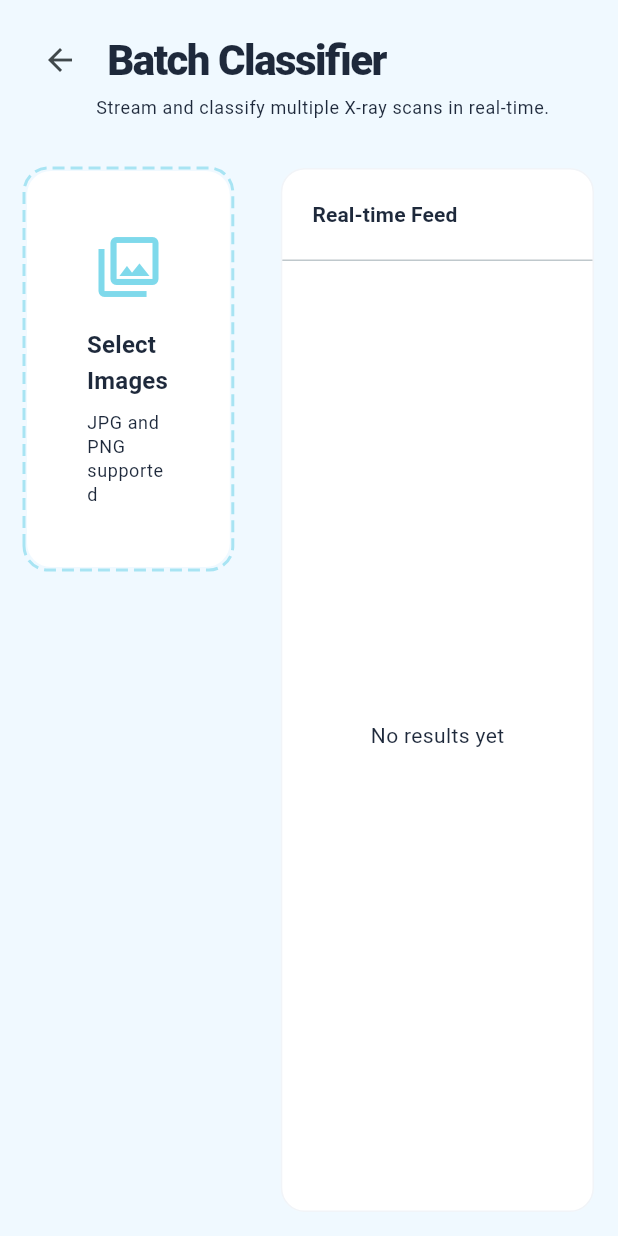
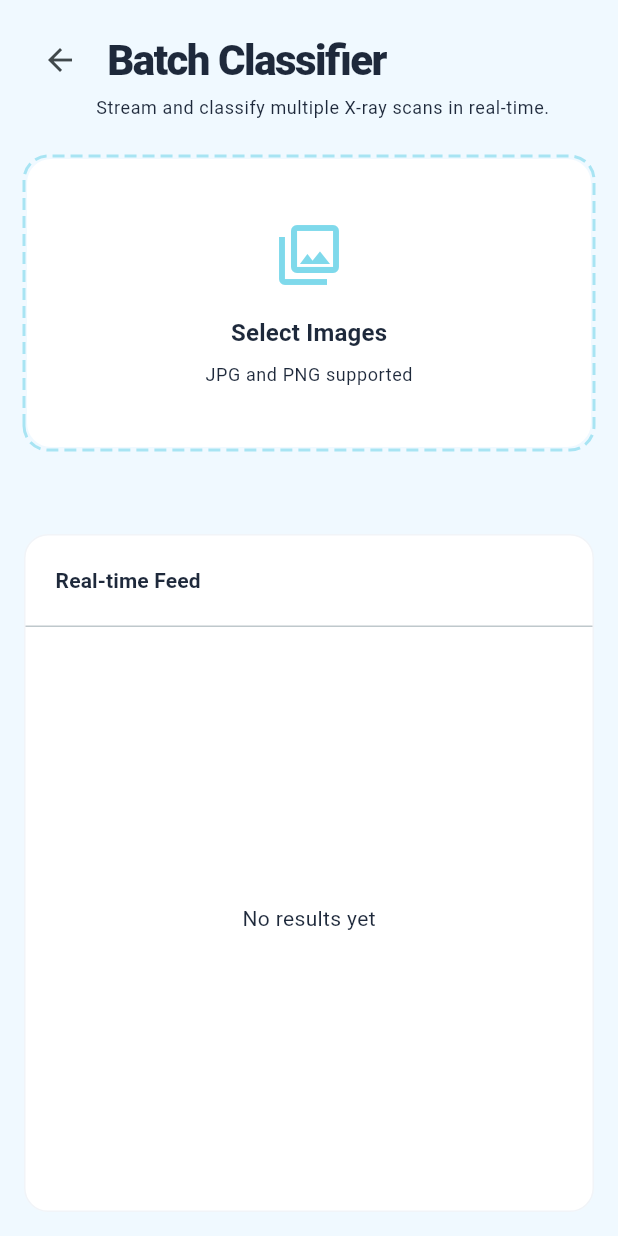
Before and after one commit to joshanjohn/CXC-FYP-Griffith, a Flutter app: the BatchPredictionPage screen opened by its route, on a phone screen of 412 x 824 dp. Run offline on Flutter 3.47's test engine with Material 3 defaults, Android fonts, the phone set to English and light mode, and no system bars; drawn by our look-alikes of dotted_border; our stand-ins replace camera, file_picker, fl_chart, flutter_dotenv, flutter_screenutil, flutter_secure_storage and 3 more; missing offline and left inert: dart:js_interop, desktop_drop; accounts and stored records are empty; Roboto replaces fonts that are missing (Outfit).

Commit message:
(fix) mobile view for batch prediction

```diff
--- a/frontend/lib/features/prediction/view/pages/batch_prediction_page.dart
+++ b/frontend/lib/features/prediction/view/pages/batch_prediction_page.dart
@@ -192,6 +192,7 @@ class _BatchPredictionPageState extends State<BatchPredictionPage> {
   Widget build(BuildContext context) {
     final theme = Theme.of(context);
     final isDark = theme.brightness == Brightness.dark;
+    final isMobile = ResponsiveHelper.isMobile(context);
 
     return Scaffold(
       body: SafeArea(
@@ -201,9 +202,25 @@ class _BatchPredictionPageState extends State<BatchPredictionPage> {
             crossAxisAlignment: CrossAxisAlignment.start,
             children: [
               _buildHeader(theme),
-              const SizedBox(height: 32),
+              const SizedBox(height: 24),
               Expanded(
-                child: Row(
+                child: isMobile
+                    ? Column(
+                        children: [
+                          _buildUploadArea(isDark, theme),
+                          const SizedBox(height: 16),
+                          if (_selectedFiles.isNotEmpty)
+                            _buildControlPanel(theme),
+                          const SizedBox(height: 16),
+                          if (_aggregation.isNotEmpty)
+                            _buildAggregationStats(theme),
+                          const SizedBox(height: 24),
+                          Expanded(
+                            child: _buildResultsList(theme, isDark),
+                          ),
+                        ],
+                      )
+                    : Row(
                         crossAxisAlignment: CrossAxisAlignment.start,
                         children: [
                           // Left Side: Upload & Control
@@ -223,7 +240,10 @@ class _BatchPredictionPageState extends State<BatchPredictionPage> {
                           ),
                           const SizedBox(width: 32),
                           // Right Side: Real-time Results
-                    Expanded(flex: 3, child: _buildResultsList(theme, isDark)),
+                          Expanded(
+                            flex: 3,
+                            child: _buildResultsList(theme, isDark),
+                          ),
                         ],
                       ),
               ),
@@ -235,16 +255,19 @@ class _BatchPredictionPageState extends State<BatchPredictionPage> {
   }
 
   Widget _buildHeader(ThemeData theme) {
+    final canPop = Navigator.canPop(context);
     return Column(
       crossAxisAlignment: CrossAxisAlignment.start,
       children: [
         Row(
           children: [
+            if (canPop) ...[
               IconButton(
                 onPressed: () => Navigator.pop(context),
                 icon: const Icon(Icons.arrow_back),
               ),
               const SizedBox(width: 8),
+            ],
             Text(
               'Batch Classifier',
               style: theme.textTheme.headlineMedium?.copyWith(
@@ -255,7 +278,7 @@ class _BatchPredictionPageState extends State<BatchPredictionPage> {
           ],
         ),
         Padding(
-          padding: EdgeInsets.only(left: 48),
+          padding: EdgeInsets.only(left: canPop ? 48 : 0),
           child: Text(
             'Stream and classify multiple X-ray scans in real-time.',
             style: theme.textTheme.bodySmall,
```
Lines whose indentation alone changed are shown as unchanged.
